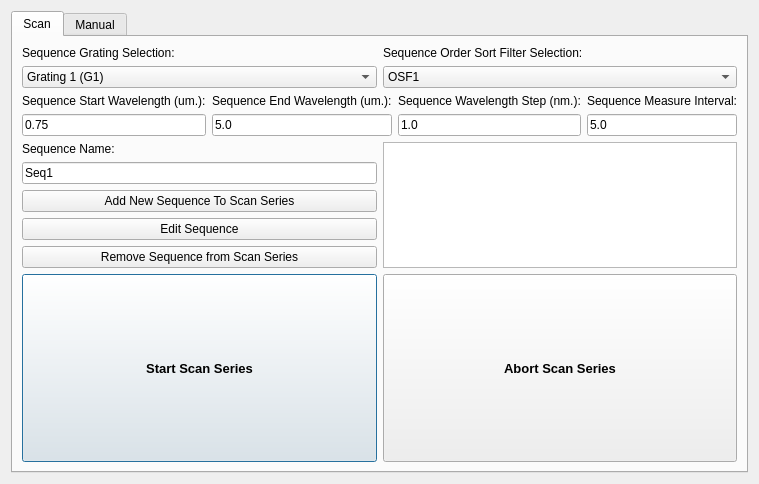
Before: the Qt Designer form SPHEREx-Calibration-Automation/pylab/pylabcal/pylabcalgui/QTDesigner/CS260Dialog.ui in samcondon4/SPHEREx-lab-tools, drawn with Qt 5.
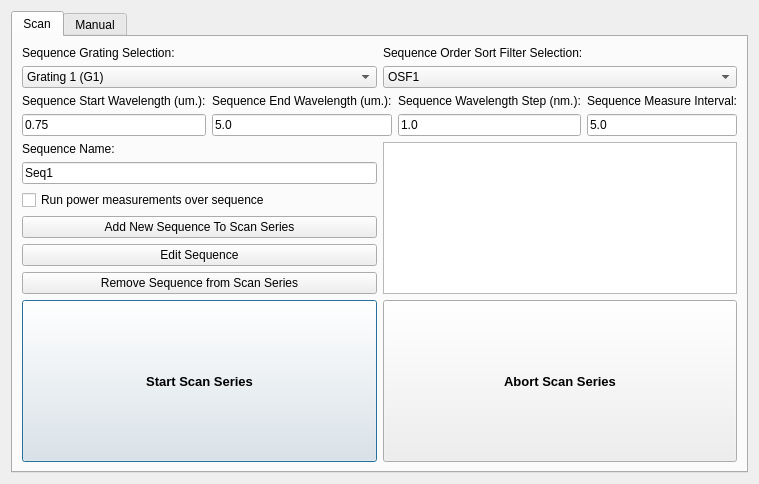
After: the same form once the commit is applied. The open tabs and pages were chosen to show the change.

Diff of the .ui file:
```diff
--- a/SPHEREx-Calibration-Automation/pylab/pylabcal/pylabcalgui/QTDesigner/CS260Dialog.ui
+++ b/SPHEREx-Calibration-Automation/pylab/pylabcal/pylabcalgui/QTDesigner/CS260Dialog.ui
@@ -245,17 +245,14 @@
        </item>
        <item row="2" column="0">
         <layout class="QGridLayout" name="gridLayout_4">
-         <item row="1" column="0">
-          <widget class="QLineEdit" name="sequence_name_ledit">
+         <item row="5" column="0">
+          <widget class="QPushButton" name="remove_sequence_button">
            <property name="text">
-            <string>Seq1</string>
-           </property>
-           <property name="placeholderText">
-            <string/>
+            <string>Remove Sequence from Scan Series</string>
            </property>
           </widget>
          </item>
-         <item row="2" column="0">
+         <item row="3" column="0">
           <widget class="QPushButton" name="add_new_sequence_button">
            <property name="sizePolicy">
             <sizepolicy hsizetype="Minimum" vsizetype="Maximum">
@@ -282,26 +279,36 @@
           </widget>
          </item>
          <item row="4" column="0">
-          <widget class="QPushButton" name="remove_sequence_button">
-           <property name="text">
-            <string>Remove Sequence from Scan Series</string>
-           </property>
-          </widget>
-         </item>
-         <item row="3" column="0">
           <widget class="QPushButton" name="edit_sequence_button">
            <property name="text">
             <string>Edit Sequence</string>
            </property>
           </widget>
          </item>
-         <item row="0" column="1" rowspan="5">
+         <item row="0" column="1" rowspan="6">
           <widget class="QListWidget" name="series">
            <property name="editTriggers">
             <set>QAbstractItemView::AllEditTriggers</set>
            </property>
           </widget>
          </item>
+         <item row="1" column="0">
+          <widget class="QLineEdit" name="sequence_name_ledit">
+           <property name="text">
+            <string>Seq1</string>
+           </property>
+           <property name="placeholderText">
+            <string/>
+           </property>
+          </widget>
+         </item>
+         <item row="2" column="0">
+          <widget class="QCheckBox" name="power_measure_checkbox">
+           <property name="text">
+            <string>Run power measurements over sequence</string>
+           </property>
+          </widget>
+         </item>
         </layout>
        </item>
       </layout>
```
Left out of the diff: 43 changed lines with no effect on the pictures.
